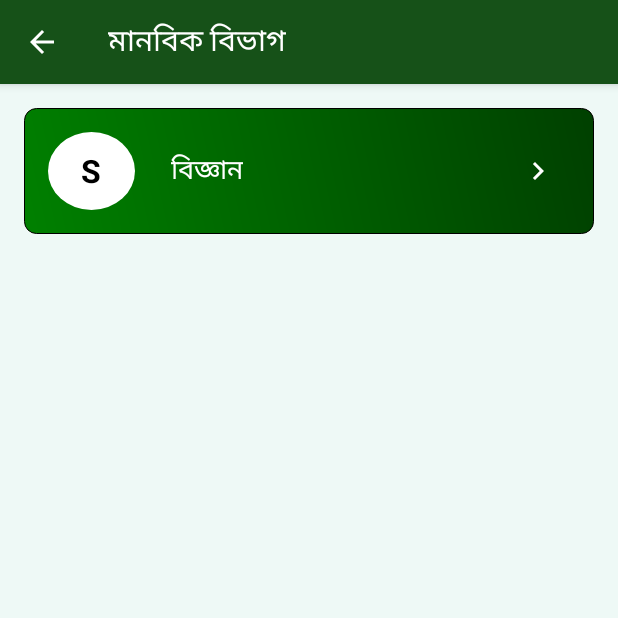
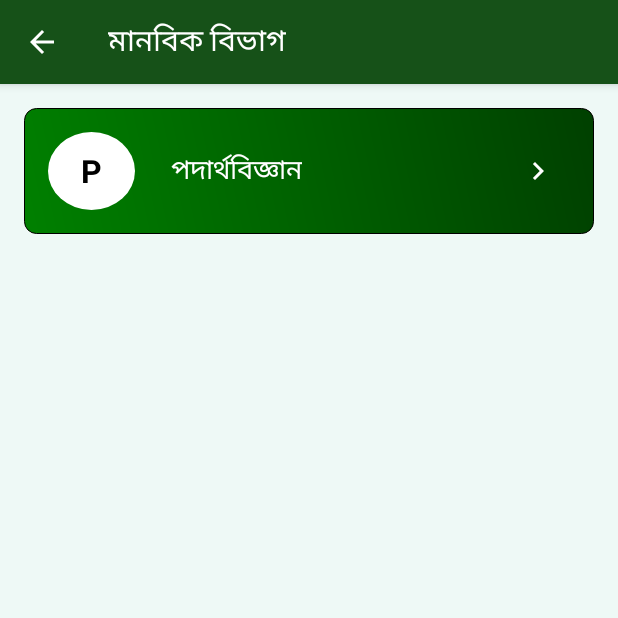
Before and after one commit to programmerrahim/sscboardbookandguide, an Android app: the ArtsActivity screen opened directly, with no data from a screen before it, on a phone screen of 412 x 824 dp, the top half of it. Run offline under Robolectric (Android 15) with nearby library versions, the phone set to English and light mode, and no system bars.

Commit message:
science xml updated

```diff
--- a/app/src/main/res/layout/activity_science.xml
+++ b/app/src/main/res/layout/activity_science.xml
@@ -9,7 +9,7 @@
     android:padding="16dp"
     tools:context=".sciencegroup.ScienceActivity">
 
-    <!--    science Section start-->
+    <!--    physics Section start-->
 
     <LinearLayout
         android:layout_width="match_parent"
@@ -46,7 +46,7 @@
                     android:layout_height="match_parent"
                     android:gravity="center"
                     android:padding="8dp"
-                    android:text="S"
+                    android:text="P"
                     android:textColor="@color/black"
                     android:textSize="21sp"
                     android:textStyle="bold" />
@@ -64,7 +64,7 @@
                     android:layout_height="wrap_content"
                     android:layout_marginStart="16dp"
                     android:layout_marginEnd="8dp"
-                    android:text="@string/science"
+                    android:text="@string/physics"
                     android:textColor="@color/white"
                     android:textSize="18sp" />
 
@@ -169,6 +169,6 @@
 
     </LinearLayout>
 
-    <!--   science Section end-->
+    <!--   physics Section end-->
 
 </LinearLayout>
--- a/app/src/main/res/values/strings.xml
+++ b/app/src/main/res/values/strings.xml
@@ -14,6 +14,7 @@
     <string name="commerce_div">ব্যবসায় শিক্ষা বিভাগ</string>
     <string name="arts_div">মানবিক বিভাগ</string>
     <string name="science">বিজ্ঞান</string>
+    <string name="physics">পদার্থবিজ্ঞান</string>
     <string name="p">B</string>
     <string name="b">B</string>
 
```
